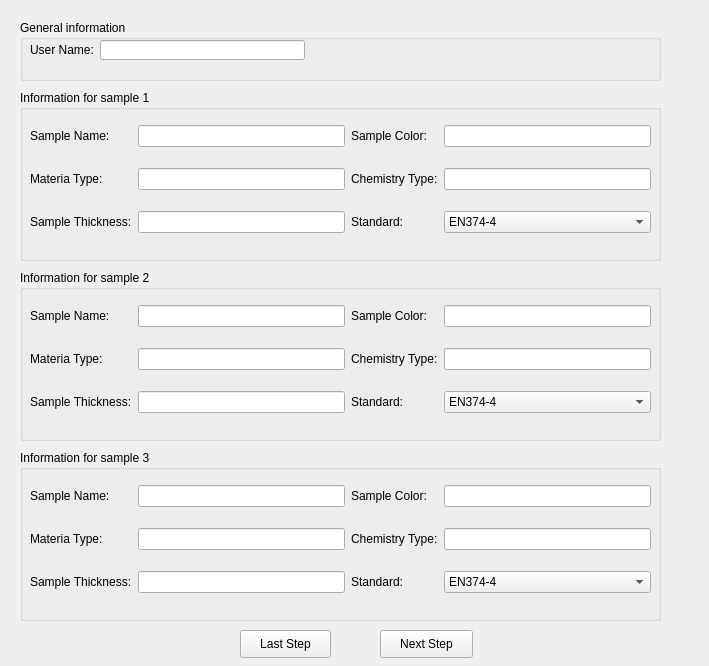
First picture: the form in Ui/sample_information_input.ui, repository tahyuu/glove_test, before the edit.
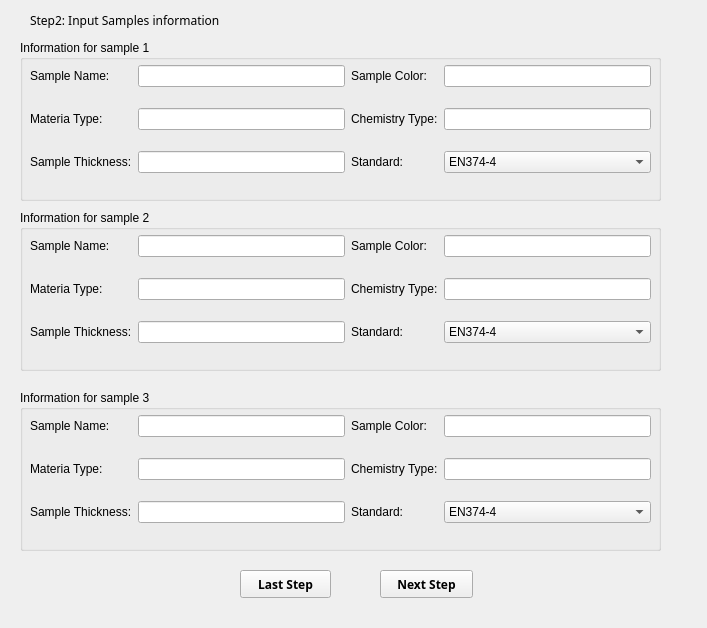
Second picture: the form after the edit.

Commit message: change the button and line edit name and make paramater for samples

```diff
--- a/Ui/sample_information_input.ui
+++ b/Ui/sample_information_input.ui
@@ -6,8 +6,8 @@
    <rect>
     <x>0</x>
     <y>0</y>
-    <width>709</width>
-    <height>666</height>
+    <width>707</width>
+    <height>628</height>
    </rect>
   </property>
   <property name="windowTitle">
@@ -17,9 +17,9 @@
    <property name="geometry">
     <rect>
      <x>20</x>
-     <y>90</y>
+     <y>40</y>
      <width>641</width>
-     <height>171</height>
+     <height>161</height>
     </rect>
    </property>
    <property name="title">
@@ -29,7 +29,7 @@
     <property name="geometry">
      <rect>
       <x>10</x>
-      <y>20</y>
+      <y>10</y>
       <width>621</width>
       <height>141</height>
      </rect>
@@ -125,9 +125,9 @@
    <property name="geometry">
     <rect>
      <x>20</x>
-     <y>270</y>
+     <y>210</y>
      <width>641</width>
-     <height>171</height>
+     <height>161</height>
     </rect>
    </property>
    <property name="title">
@@ -137,7 +137,7 @@
     <property name="geometry">
      <rect>
       <x>10</x>
-      <y>20</y>
+      <y>10</y>
       <width>621</width>
       <height>141</height>
      </rect>
@@ -233,9 +233,9 @@
    <property name="geometry">
     <rect>
      <x>20</x>
-     <y>450</y>
+     <y>390</y>
      <width>641</width>
-     <height>171</height>
+     <height>161</height>
     </rect>
    </property>
    <property name="title">
@@ -245,7 +245,7 @@
     <property name="geometry">
      <rect>
       <x>10</x>
-      <y>20</y>
+      <y>10</y>
       <width>621</width>
       <height>141</height>
      </rect>
@@ -341,11 +341,18 @@
    <property name="geometry">
     <rect>
      <x>380</x>
-     <y>630</y>
+     <y>570</y>
      <width>93</width>
      <height>28</height>
     </rect>
    </property>
+   <property name="font">
+    <font>
+     <family>Arial Black</family>
+     <weight>75</weight>
+     <bold>true</bold>
+    </font>
+   </property>
    <property name="text">
     <string>Next Step</string>
    </property>
@@ -354,50 +361,41 @@
    <property name="geometry">
     <rect>
      <x>240</x>
-     <y>630</y>
+     <y>570</y>
      <width>91</width>
      <height>28</height>
     </rect>
    </property>
+   <property name="font">
+    <font>
+     <family>Arial Black</family>
+     <weight>75</weight>
+     <bold>true</bold>
+    </font>
+   </property>
    <property name="text">
     <string>Last Step</string>
    </property>
   </widget>
-  <widget class="QGroupBox" name="groupBox_4">
+  <widget class="QLabel" name="label_13">
    <property name="geometry">
     <rect>
-     <x>20</x>
-     <y>20</y>
-     <width>641</width>
-     <height>61</height>
+     <x>30</x>
+     <y>10</y>
+     <width>281</width>
+     <height>21</height>
     </rect>
    </property>
-   <property name="title">
-    <string>General information</string>
+   <property name="font">
+    <font>
+     <family>Arial Black</family>
+     <weight>50</weight>
+     <bold>false</bold>
+    </font>
    </property>
-   <widget class="QLabel" name="label_13">
-    <property name="geometry">
-     <rect>
-      <x>10</x>
-      <y>20</y>
-      <width>102</width>
-      <height>20</height>
-     </rect>
-    </property>
-    <property name="text">
-     <string>User Name:</string>
-    </property>
-   </widget>
-   <widget class="QLineEdit" name="lineEdit_11">
-    <property name="geometry">
-     <rect>
-      <x>80</x>
-      <y>20</y>
-      <width>205</width>
-      <height>20</height>
-     </rect>
-    </property>
-   </widget>
+   <property name="text">
+    <string>Step2: Input Samples information</string>
+   </property>
   </widget>
  </widget>
  <resources/>
```
Left out of the diff: 48 changed lines with no effect on the pictures. The commit also changes 6 other files.
